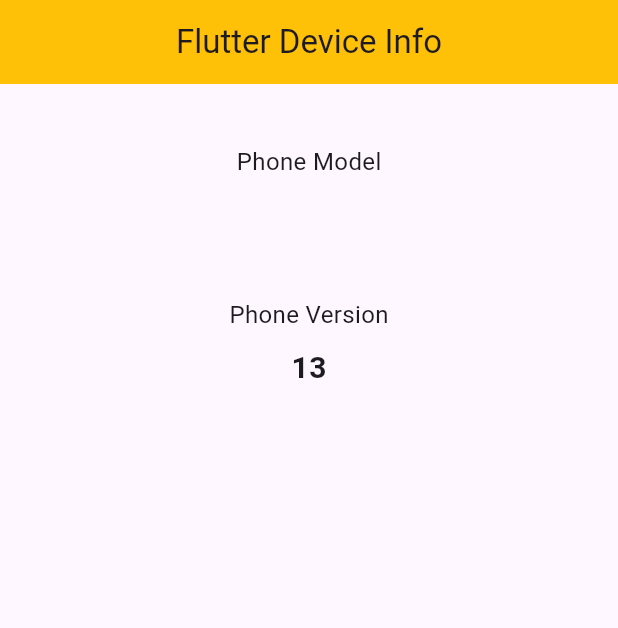
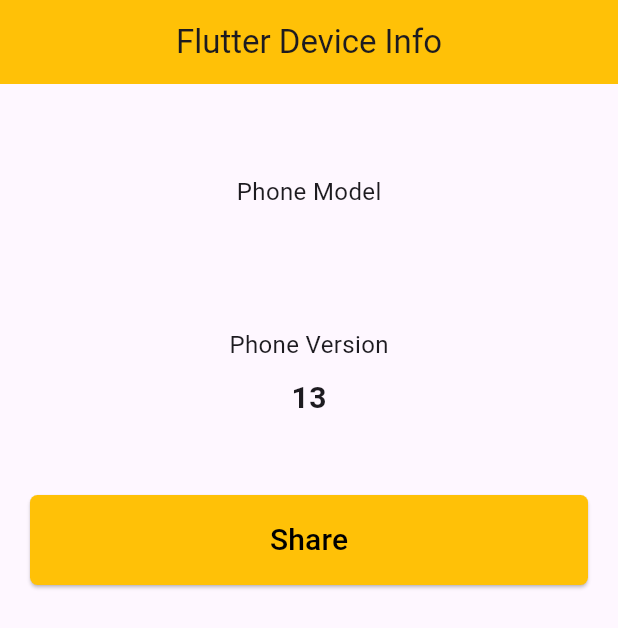
Before and after one commit to erolsarica/device_info2, a Flutter app: the screen it shows after launch, on a phone screen of 412 x 824 dp. Shown: the top 628 px of the screen. Run offline on Flutter 3.47's test engine with Material 3 defaults, Android fonts, the light colour scheme and no system bars; our stand-ins replace device_info_plus, share_plus; missing offline and left inert: apple_product_name.

Commit message:
Add share_plus plugin and implement share functionality

```diff
--- a/lib/function.dart
+++ b/lib/function.dart
@@ -3,10 +3,11 @@
 import 'package:apple_product_name/apple_product_name.dart';
 import 'package:device_info_plus/device_info_plus.dart';
 
-Future<(String model, String version)> getDeviceInformation() async {
-  String model = "";
+String model = "";
   String version = "";
   final deviceInfoPlugin = DeviceInfoPlugin();
+
+Future<(String model, String version)> getDeviceInformation() async {
   if (Platform.isAndroid) {
     AndroidDeviceInfo androidInfo = await deviceInfoPlugin.androidInfo;
     model = androidInfo.model;
--- a/lib/homepage.dart
+++ b/lib/homepage.dart
@@ -1,7 +1,8 @@
-
 import 'package:device_info2/function.dart';
+import 'package:device_info2/share_button.dart';
 import 'package:device_info_plus/device_info_plus.dart';
 import 'package:flutter/material.dart';
+import 'package:share_plus/share_plus.dart';
 
 class HomePage extends StatelessWidget {
   HomePage({super.key});
@@ -11,12 +12,25 @@
   @override
   Widget build(Object context) {
     return Scaffold(
-        appBar: AppBar(
-          title: const Text('Flutter Device Info'),
-          centerTitle: true,
-          backgroundColor: Colors.amber,
+      appBar: AppBar(
+        title: const Text('Flutter Device Info'),
+        centerTitle: true,
+        backgroundColor: Colors.amber,
+      ),
+      body: SingleChildScrollView(
+        padding: const EdgeInsets.all(20),
+        child: Column(
+          children: [
+            showDeviceInfo(),
+            shareButton(
+              'Share',
+              () =>
+                Share.share('Phone Model: $model\nPhone Version: $version'),
+            ),
+          ],
         ),
-        body: showDeviceInfo());
+      ),
+    );
   }
 
   showDeviceInfo() {
--- /dev/null
+++ b/lib/share_button.dart
@@ -0,0 +1,24 @@
+import 'package:flutter/material.dart';
+
+shareButton(String title, Function()? onPressed) {
+  return Container(
+    width: double.infinity,
+    height: 60,
+    margin: const EdgeInsets.symmetric(vertical: 10),
+    child: ElevatedButton(
+      style: ButtonStyle(
+        backgroundColor: MaterialStateProperty.all(Colors.amber),
+        shape: MaterialStateProperty.all<RoundedRectangleBorder>(
+          RoundedRectangleBorder(
+            borderRadius: BorderRadius.circular(5),
+          ),
+        ),
+      ),
+      onPressed: onPressed,
+      child: Text(
+        title,
+        style: const TextStyle(fontSize: 20, color: Colors.black,),
+      ),
+    ),
+  );
+}
--- a/pubspec.yaml
+++ b/pubspec.yaml
@@ -37,6 +37,7 @@
   cupertino_icons: ^1.0.2
   device_info_plus: ^9.1.1
   apple_product_name: ^2.3.0
+  share_plus: ^7.2.1
 
 dev_dependencies:
   flutter_test:
```
Also changed, not shown: pubspec.lock, 6 other files.
